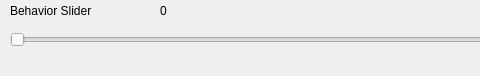
This is slider_widget.ui in prateekgurnani10/Image_recognition as Qt 5 draws it before an edit; both pictures show x 0 to 480 and y 0 to 76 of the 1119 by 76 pixel window. The edited form follows.
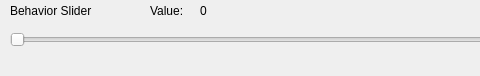
This is the edited form.

Commit message: Added slider widget code, added behaviors, added image processor abs type

Diff of the .ui file:
```diff
--- a/slider_widget.ui
+++ b/slider_widget.ui
@@ -16,7 +16,7 @@
   <property name="windowTitle">
    <string>Form</string>
   </property>
-  <widget class="QLabel" name="label">
+  <widget class="QLabel" name="behaviorLabel">
    <property name="geometry">
     <rect>
      <x>10</x>
@@ -37,7 +37,7 @@
   <widget class="QLabel" name="cannySliderPositionLabel">
    <property name="geometry">
     <rect>
-     <x>160</x>
+     <x>200</x>
      <y>0</y>
      <width>31</width>
      <height>21</height>
@@ -65,6 +65,24 @@
     <enum>Qt::Horizontal</enum>
    </property>
   </widget>
+  <widget class="QLabel" name="label">
+   <property name="geometry">
+    <rect>
+     <x>150</x>
+     <y>0</y>
+     <width>41</width>
+     <height>21</height>
+    </rect>
+   </property>
+   <property name="font">
+    <font>
+     <pointsize>9</pointsize>
+    </font>
+   </property>
+   <property name="text">
+    <string>Value:</string>
+   </property>
+  </widget>
  </widget>
  <resources/>
  <connections/>
```
Left out of the diff: 4 changed lines with no effect on the pictures. The commit also changes 9 other files.
